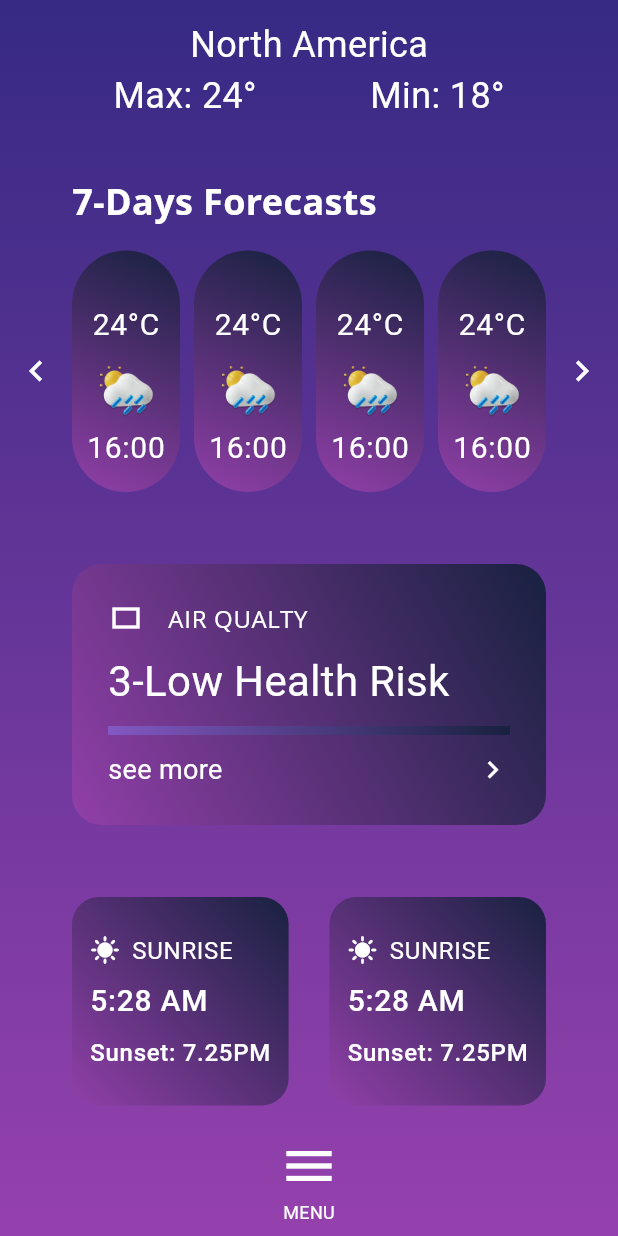
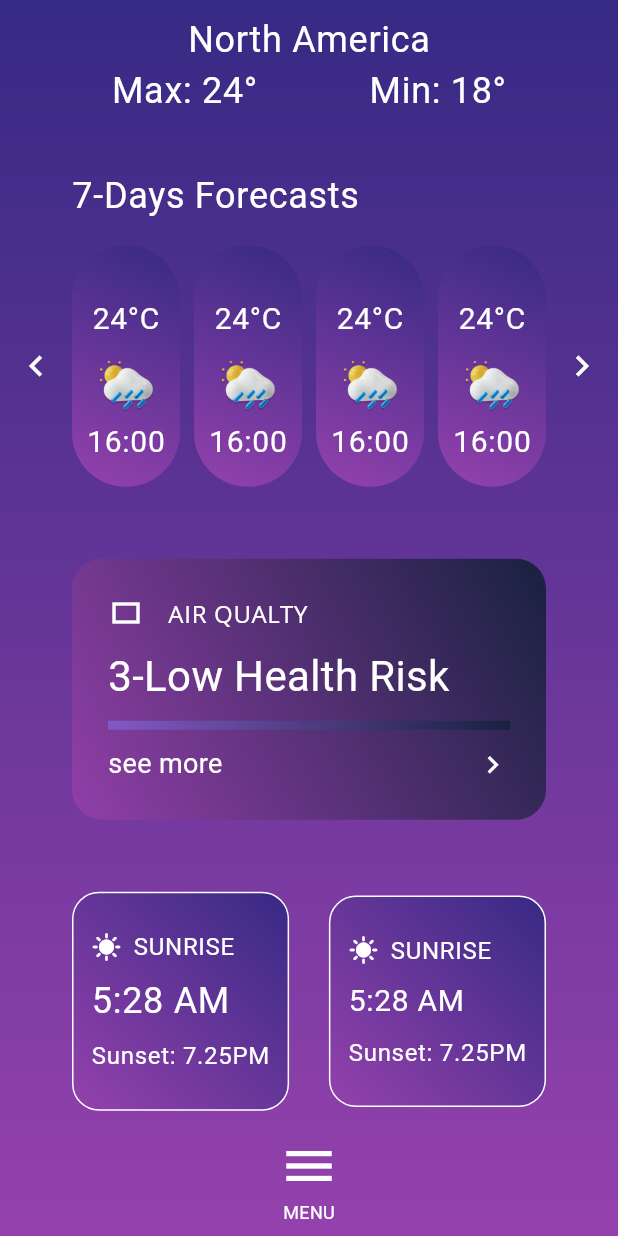
Before and after one commit to Abdelrohmanaliabas/app, a Flutter app: the WeekWeatherBody screen opened directly, on a phone screen of 412 x 824 dp. Run offline on Flutter 3.47's test engine with Material 3 defaults, Android fonts, the phone set to English and light mode, and no system bars; Roboto replaces fonts that are missing (Open Sans, Open Sens, Poppins).

Commit message:
Initial commit

```diff
--- a/lib/constant.dart
+++ b/lib/constant.dart
@@ -1 +1,9 @@
-String imageSplashView ='assets/images/photo-1436891620584-47fd0e565afb 1.png';
+import 'package:flutter/material.dart';
+
+class Constant {
+  static Color darkColor = const Color(0xff362A84);
+  static Color lightColor = const Color(0xff9541ad);
+  static String imageSplashView = 'assets/images/Weather _))10 18.png';
+
+  static String imageHouse = 'assets/images/House (1).png';
+}
--- /dev/null
+++ b/lib/fontStyle.dart
@@ -0,0 +1,30 @@
+import 'package:flutter/material.dart';
+
+class Fontstyle {
+  static TextStyle t64w500Pop = const TextStyle(
+      fontSize: 64,
+      fontWeight: FontWeight.w500,
+      color: Colors.white,
+      fontFamily: 'Poppins');
+
+  static TextStyle t24w400pop = const TextStyle(
+      fontSize: 24,
+      fontWeight: FontWeight.w400,
+      letterSpacing: 0.47,
+      color: Colors.white,
+      fontFamily: 'Poppins');
+
+  static TextStyle t20w400pop = const TextStyle(
+      fontSize: 20,
+      fontWeight: FontWeight.w400,
+      letterSpacing: 0.47,
+      color: Colors.white,
+      fontFamily: 'Poppins');
+
+  static TextStyle t16w400open = const TextStyle(
+      fontSize: 16,
+      fontWeight: FontWeight.w400,
+      fontFamily: 'Open Sens',
+      letterSpacing: 0.47,
+      color: Colors.white);
+}
--- a/lib/weather_screen/widget/weather_info.dart
+++ b/lib/weather_screen/widget/weather_info.dart
@@ -1,3 +1,5 @@
+import 'package:app/constant.dart';
+import 'package:app/fontStyle.dart';
 import 'package:flutter/material.dart';
 
 class WeatherInfo extends StatelessWidget {
@@ -7,35 +9,25 @@ class WeatherInfo extends StatelessWidget {
 
   @override
   Widget build(BuildContext context) {
-    return const Column(
+    return Column(
       children: [
-        SizedBox(
+        const SizedBox(
           height: 20,
         ),
         Text(
           '24°C',
-          style: TextStyle(
-              fontSize: 20,
-              fontWeight: FontWeight.w400,
-              letterSpacing: 0.47,
-              color: Colors.white,
-              fontFamily: 'Poppins'),
+          style: Fontstyle.t20w400pop,
         ),
         Image(
           image: AssetImage(
-            'assets/images/Weather _))10 18.png',
+            Constant.imageSplashView,
           ),
           width: 64,
           height: 53,
         ),
         Text(
           '16:00',
-          style: TextStyle(
-              fontSize: 20,
-              fontWeight: FontWeight.w400,
-              letterSpacing: 0.47,
-              color: Colors.white,
-              fontFamily: 'Poppins'),
+          style: Fontstyle.t20w400pop,
         ),
       ],
     );
--- /dev/null
+++ b/lib/weekWeather/widget/bottom_nav_menu_bar.dart
@@ -0,0 +1,39 @@
+import 'package:flutter/material.dart';
+
+class BottomNavMenuBar extends StatelessWidget {
+  const BottomNavMenuBar({
+    super.key,
+  });
+
+  @override
+  Widget build(BuildContext context) {
+    return BottomNavigationBar(
+      items: [
+        BottomNavigationBarItem(
+            icon: Icon(
+              Icons.menu,
+              size: 24,
+              color: Colors.white.withOpacity(0),
+            ),
+            label: ' '),
+        const BottomNavigationBarItem(
+            icon: Icon(
+              Icons.menu,
+              size: 40,
+              color: Colors.white,
+            ),
+            label: 'MENU'),
+        BottomNavigationBarItem(
+            icon: Icon(
+              Icons.menu,
+              size: 24,
+              color: Colors.white.withOpacity(0),
+            ),
+            label: ''),
+      ],
+      backgroundColor: Colors.blue.withOpacity(0),
+      unselectedItemColor: Colors.white,
+      elevation: 0,
+    );
+  }
+}
--- a/lib/weekWeather/widget/last.dart
+++ b/lib/weekWeather/widget/last.dart
@@ -1,3 +1,5 @@
+import 'package:app/constant.dart';
+import 'package:app/fontStyle.dart';
 import 'package:flutter/material.dart';
 
 class Last extends StatelessWidget {
@@ -13,124 +15,85 @@ class Last extends StatelessWidget {
         children: [
           Container(
             decoration: BoxDecoration(
-                boxShadow: [],
-                gradient: const LinearGradient(
-                    colors: [Color(0xff182140), Color(0xff913fa8)],
+                border: Border.all(
+                  color: Colors.white,
+                ),
+                gradient: LinearGradient(
+                    colors: [Constant.darkColor, Constant.lightColor],
                     begin: Alignment.topRight,
                     end: Alignment.bottomLeft),
                 borderRadius: BorderRadius.circular(18)),
-            child: const Padding(
-              padding: EdgeInsets.symmetric(horizontal: 12.0, vertical: 24),
+            child: Padding(
+              padding:
+                  const EdgeInsets.symmetric(horizontal: 12.0, vertical: 24),
               child: Column(
                 crossAxisAlignment: CrossAxisAlignment.start,
                 children: [
                   Row(
                     children: [
-                      Icon(
+                      const Icon(
                         Icons.sunny,
                         size: 20,
                         color: Colors.white,
                       ),
-                      SizedBox(
+                      const SizedBox(
                         width: 8,
                       ),
-                      Text(
-                        'SUNRISE',
-                        style: TextStyle(
-                            fontSize: 16,
-                            fontWeight: FontWeight.w400,
-                            fontFamily: 'Open Sens',
-                            letterSpacing: 0.47,
-                            color: Colors.white),
-                      ),
+                      Text('SUNRISE', style: Fontstyle.t16w400open),
                     ],
                   ),
-                  SizedBox(
+                  const SizedBox(
                     height: 8,
                   ),
-                  Text(
-                    '5:28 AM',
-                    style: TextStyle(
-                        fontSize: 20,
-                        fontWeight: FontWeight.w500,
-                        fontFamily: 'Open Sens',
-                        letterSpacing: 0.47,
-                        color: Colors.white),
-                  ),
-                  SizedBox(
+                  Text('5:28 AM', style: Fontstyle.t24w400pop),
+                  const SizedBox(
                     height: 8,
                   ),
-                  Text(
-                    'Sunset: 7.25PM',
-                    style: TextStyle(
-                        fontSize: 16,
-                        fontWeight: FontWeight.w500,
-                        fontFamily: 'Open Sens',
-                        letterSpacing: 0.47,
-                        color: Colors.white),
-                  ),
+                  Text('Sunset: 7.25PM', style: Fontstyle.t16w400open),
                 ],
               ),
             ),
           ),
-          Spacer(),
+          const Spacer(),
           Container(
             decoration: BoxDecoration(
-                boxShadow: [],
-                gradient: const LinearGradient(
-                    colors: [Color(0xff182140), Color(0xff913fa8)],
+                border: Border.all(color: Colors.white),
+                gradient: LinearGradient(
+                    colors: [Constant.darkColor, Constant.lightColor],
                     begin: Alignment.topRight,
                     end: Alignment.bottomLeft),
                 borderRadius: BorderRadius.circular(18)),
-            child: const Padding(
-              padding: EdgeInsets.symmetric(horizontal: 12.0, vertical: 24),
+            child: Padding(
+              padding:
+                  const EdgeInsets.symmetric(horizontal: 12.0, vertical: 24),
               child: Column(
                 crossAxisAlignment: CrossAxisAlignment.start,
                 children: [
                   Row(
                     children: [
-                      Icon(
+                      const Icon(
                         Icons.sunny,
                         size: 20,
                         color: Colors.white,
                       ),
-                      SizedBox(
+                      const SizedBox(
                         width: 8,
                       ),
-                      Text(
-                        'SUNRISE',
-                        style: TextStyle(
-                            fontSize: 16,
-                            fontWeight: FontWeight.w400,
-                            fontFamily: 'Open Sens',
-                            letterSpacing: 0.47,
-                            color: Colors.white),
-                      ),
+                      Text('SUNRISE', style: Fontstyle.t16w400open),
                     ],
                   ),
-                  SizedBox(
+                  const SizedBox(
                     height: 8,
                   ),
-                  Text(
-                    '5:28 AM',
-                    style: TextStyle(
-                        fontSize: 20,
-                        fontWeight: FontWeight.w500,
-                        fontFamily: 'Open Sens',
-                        letterSpacing: 0.47,
-                        color: Colors.white),
-                  ),
-                  SizedBox(
+                  Text('5:28 AM',
+                      style: Fontstyle.t20w400pop
+                          .copyWith(fontFamily: 'Open Sens')),
+                  const SizedBox(
                     height: 8,
                   ),
                   Text(
                     'Sunset: 7.25PM',
-                    style: TextStyle(
-                        fontSize: 16,
-                        fontWeight: FontWeight.w500,
-                        fontFamily: 'Open Sens',
-                        letterSpacing: 0.47,
-                        color: Colors.white),
+                    style: Fontstyle.t16w400open,
                   ),
                 ],
               ),
--- a/lib/weekWeather/widget/week_weather_body.dart
+++ b/lib/weekWeather/widget/week_weather_body.dart
@@ -1,4 +1,7 @@
+import 'package:app/constant.dart';
+import 'package:app/fontStyle.dart';
 import 'package:app/weekWeather/widget/air_qualty.dart';
+import 'package:app/weekWeather/widget/bottom_nav_menu_bar.dart';
 import 'package:app/weekWeather/widget/last.dart';
 import 'package:app/weekWeather/widget/week_list.dart';
 import 'package:flutter/material.dart';
@@ -10,104 +13,46 @@ class WeekWeatherBody extends StatelessWidget {
   Widget build(BuildContext context) {
     return Container(
       width: double.infinity,
-      decoration: const BoxDecoration(
-          gradient: LinearGradient(colors: [
-        Color(0xff362A84),
-        Color(0xff9541ad),
-      ], begin: Alignment.topCenter, end: Alignment.bottomCenter)),
+      decoration: BoxDecoration(
+          gradient: LinearGradient(
+              colors: [Constant.darkColor, Constant.lightColor],
+              begin: Alignment.topCenter,
+              end: Alignment.bottomCenter)),
       child: Scaffold(
-        backgroundColor: Colors.lightGreenAccent.withOpacity(0),
-        body: const Column(
+        backgroundColor: Constant.lightColor.withOpacity(0),
+        body: Column(
           mainAxisAlignment: MainAxisAlignment.center,
           children: [
-            Text(
-              'North America',
-              style: TextStyle(
-                fontSize: 24,
-                fontFamily: 'Poppins',
-                fontWeight: FontWeight.w400,
-                color: Colors.white,
-              ),
-            ),
+            Text('North America', style: Fontstyle.t24w400pop),
             Row(
               children: [
-                Spacer(),
-                Text(
-                  'Max: 24°',
-                  style: TextStyle(
-                    fontSize: 24,
-                    fontFamily: 'Poppins',
-                    fontWeight: FontWeight.w400,
-                    color: Colors.white,
-                  ),
-                ),
-                Spacer(),
-                Text(
-                  'Min: 18°',
-                  style: TextStyle(
-                    fontSize: 24,
-                    fontFamily: 'Poppins',
-                    fontWeight: FontWeight.w400,
-                    color: Colors.white,
-                  ),
-                ),
-                Spacer(),
+                const Spacer(),
+                Text('Max: 24°', style: Fontstyle.t24w400pop),
+                const Spacer(),
+                Text('Min: 18°', style: Fontstyle.t24w400pop),
+                const Spacer(),
               ],
             ),
-            SizedBox(
+            const SizedBox(
               height: 36,
             ),
             Row(
               children: [
-                SizedBox(
+                const SizedBox(
                   width: 48,
                 ),
-                Text(
-                  '7-Days Forecasts',
-                  style: TextStyle(
-                      fontWeight: FontWeight.bold,
-                      fontSize: 24,
-                      fontFamily: 'Open Sans',
-                      color: Colors.white),
-                ),
+                Text('7-Days Forecasts', style: Fontstyle.t24w400pop),
               ],
             ),
-            SizedBox(
+            const SizedBox(
               height: 16,
             ),
-            WeekList(),
-            AirQualty(),
-            Last(),
+            const WeekList(),
+            const AirQualty(),
+            const Last(),
           ],
         ),
-        bottomNavigationBar: BottomNavigationBar(
-          items: [
-            BottomNavigationBarItem(
-                icon: Icon(
-                  Icons.menu,
-                  size: 24,
-                  color: Colors.white.withOpacity(0),
-                ),
-                label: ' '),
-            const BottomNavigationBarItem(
-                icon: Icon(
-                  Icons.menu,
-                  size: 40,
-                  color: Colors.white,
-                ),
-                label: 'MENU'),
-            BottomNavigationBarItem(
-                icon: Icon(
-                  Icons.menu,
-                  size: 24,
-                  color: Colors.white.withOpacity(0),
-                ),
-                label: ''),
-          ],
-          backgroundColor: Colors.blue.withOpacity(0),
-          unselectedItemColor: Colors.white,
-          elevation: 0,
-        ),
+        bottomNavigationBar: const BottomNavMenuBar(),
       ),
     );
   }
--- a/lib/weekWeather/widget/weet_weather_info.dart
+++ b/lib/weekWeather/widget/weet_weather_info.dart
@@ -1,3 +1,4 @@
+import 'package:app/constant.dart';
 import 'package:app/weather_screen/widget/weather_info.dart';
 import 'package:flutter/material.dart';
 
@@ -9,12 +10,12 @@ class WeetWeatherInfo extends StatelessWidget {
   @override
   Widget build(BuildContext context) {
     return Container(
-      decoration: const BoxDecoration(
+      decoration: BoxDecoration(
           gradient: LinearGradient(
-              colors: [Color(0xff182140), Color(0xff913fa8)],
+              colors: [Constant.darkColor, Constant.lightColor],
               begin: Alignment.topRight,
               end: Alignment.bottomLeft),
-          borderRadius: BorderRadius.vertical(
+          borderRadius: const BorderRadius.vertical(
               top: Radius.circular(60), bottom: Radius.circular(60))),
       child: const Column(
         children: [
```
Also changed, not shown: lib/splashView/widget/get_start_bottom.dart (added, +38 -0 lines), lib/splashView/widget/splash_view_body.dart (+34 -31 lines), lib/weather_screen/widget/bottom_nav_bar.dart (added, +37 -0 lines), lib/weather_screen/widget/weather_screen_body.dart (+35 -93 lines).
